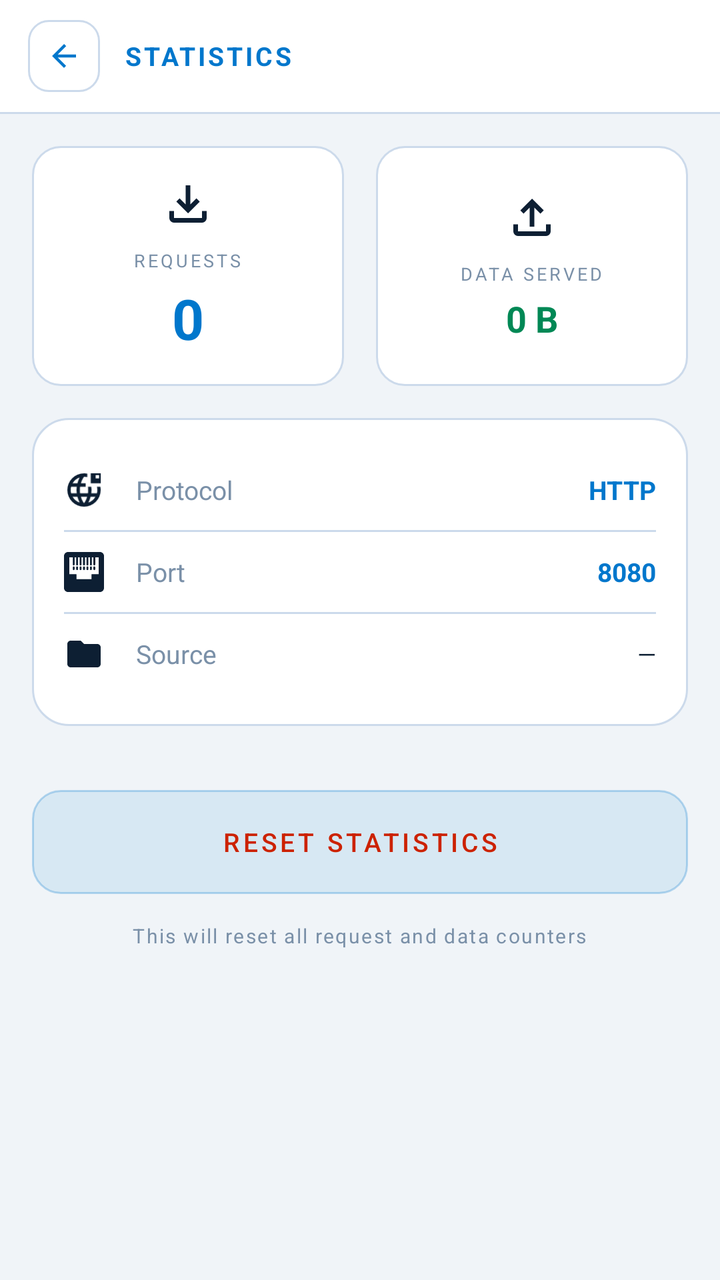
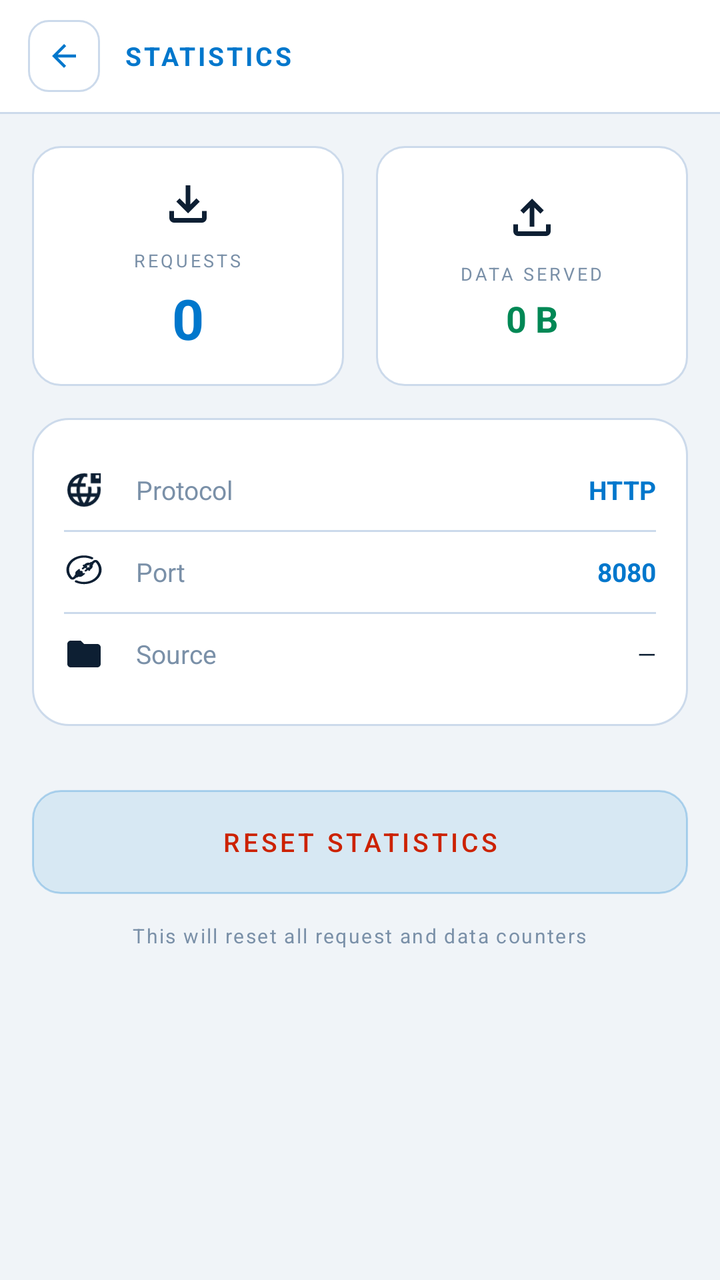

The first picture is an Android layout as it rendered before a commit; the second is the same layout after the commit. The layout source and the unified diff follow.
<!-- AndroidManifest.xml: application theme Theme.HostMaster -->
<!-- res/layout/activity_stats.xml -->
<?xml version="1.0" encoding="utf-8"?>
<LinearLayout xmlns:android="http://schemas.android.com/apk/res/android"
    android:layout_width="match_parent" android:layout_height="match_parent"
    android:orientation="vertical" android:background="@color/bg">

    
    <LinearLayout android:layout_width="match_parent" android:layout_height="56dp"
        android:orientation="horizontal" android:gravity="center_vertical"
        android:paddingStart="14dp" android:paddingEnd="14dp" android:background="@color/surface">
        
        <LinearLayout android:id="@+id/btn_back" android:layout_width="36dp"
            android:layout_height="36dp" android:background="@drawable/bg_back_btn"
            android:gravity="center" android:layout_marginEnd="12dp">
            <ImageView android:layout_width="18dp" android:layout_height="18dp" 
                android:src="@drawable/ic_back"/>
        </LinearLayout>
        
        <TextView android:layout_width="0dp" android:layout_height="wrap_content"
            android:layout_weight="1" android:text="STATISTICS"
            android:textColor="@color/accent" android:textSize="13sp"
            android:textStyle="bold" android:letterSpacing="0.1"/>
    </LinearLayout>
    
    <View android:layout_width="match_parent" android:layout_height="1dp" 
        android:background="@color/border"/>

    <ScrollView android:layout_width="match_parent" android:layout_height="match_parent"
        android:scrollbars="none" android:fillViewport="true">
        
        <LinearLayout android:layout_width="match_parent" android:layout_height="wrap_content"
            android:orientation="vertical" android:padding="16dp">

            
            <LinearLayout android:layout_width="match_parent" android:layout_height="wrap_content"
                android:orientation="horizontal" android:layout_marginBottom="16dp">

                
                <LinearLayout android:layout_width="0dp" android:layout_height="120dp"
                    android:layout_weight="1" android:orientation="vertical"
                    android:background="@drawable/bg_stat_card" android:padding="12dp"
                    android:gravity="center" android:layout_marginEnd="8dp">
                    
                    <ImageView android:layout_width="28dp" android:layout_height="28dp"
                        android:src="@drawable/ic_download" 
                        android:layout_marginBottom="8dp"/>
                    
                    <TextView android:layout_width="wrap_content" android:layout_height="wrap_content"
                        android:text="REQUESTS" android:textColor="@color/text_muted"
                        android:textSize="9sp" android:letterSpacing="0.15" 
                        android:layout_marginBottom="4dp"/>
                    
                    <TextView android:id="@+id/tv_total_req" android:layout_width="wrap_content"
                        android:layout_height="wrap_content" android:text="0"
                        android:textColor="@color/accent" android:textSize="28sp" 
                        android:textStyle="bold"/>
                </LinearLayout>

                
                <LinearLayout android:layout_width="0dp" android:layout_height="120dp"
                    android:layout_weight="1" android:orientation="vertical"
                    android:background="@drawable/bg_stat_card" android:padding="12dp"
                    android:gravity="center" android:layout_marginStart="8dp">
                    
                    <ImageView android:layout_width="28dp" android:layout_height="28dp"
                        android:src="@drawable/ic_upload"
                        android:layout_marginBottom="8dp"/>
                    
                    <TextView android:layout_width="wrap_content" android:layout_height="wrap_content"
                        android:text="DATA SERVED" android:textColor="@color/text_muted"
                        android:textSize="9sp" android:letterSpacing="0.15" 
                        android:layout_marginBottom="4dp"/>
                    
                    <TextView android:id="@+id/tv_total_bytes" android:layout_width="wrap_content"
                        android:layout_height="wrap_content" android:text="0 B"
                        android:textColor="@color/col_green" android:textSize="18sp" 
                        android:textStyle="bold" android:maxLines="1"/>
                </LinearLayout>
            </LinearLayout>

            
            <LinearLayout android:layout_width="match_parent" android:layout_height="wrap_content"
                android:orientation="vertical" android:background="@drawable/bg_card"
                android:padding="16dp" android:layout_marginBottom="24dp">

                
                <LinearLayout android:layout_width="match_parent" android:layout_height="wrap_content"
                    android:orientation="horizontal" android:gravity="center_vertical"
                    android:paddingTop="10dp" android:paddingBottom="10dp">
                    
                    <ImageView android:layout_width="20dp" android:layout_height="20dp"
                        android:src="@drawable/ic_bring_your_own_ip"
                        android:layout_marginEnd="16dp"/>
                    
                    <TextView android:layout_width="0dp" android:layout_height="wrap_content"
                        android:layout_weight="1" android:text="Protocol"
                        android:textColor="@color/text_muted" android:textSize="13sp"/>
                    
                    <TextView android:id="@+id/tv_protocol" android:layout_width="wrap_content"
                        android:layout_height="wrap_content" android:text="HTTP"
                        android:textColor="@color/accent" android:textSize="13sp" 
                        android:textStyle="bold"/>
                </LinearLayout>

                <View android:layout_width="match_parent" android:layout_height="1dp"
                    android:background="@color/border"/>

                
                <LinearLayout android:layout_width="match_parent" android:layout_height="wrap_content"
                    android:orientation="horizontal" android:gravity="center_vertical"
                    android:paddingTop="10dp" android:paddingBottom="10dp">
                    
                    <ImageView android:layout_width="20dp" android:layout_height="20dp"
                        android:src="@drawable/ic_ethernet"
                        android:layout_marginEnd="16dp"/>
                    
                    <TextView android:layout_width="0dp" android:layout_height="wrap_content"
                        android:layout_weight="1" android:text="Port"
                        android:textColor="@color/text_muted" android:textSize="13sp"/>
                    
                    <TextView android:id="@+id/tv_port" android:layout_width="wrap_content"
                        android:layout_height="wrap_content" android:text="8080"
                        android:textColor="@color/accent" android:textSize="13sp" 
                        android:textStyle="bold"/>
                </LinearLayout>

                <View android:layout_width="match_parent" android:layout_height="1dp"
                    android:background="@color/border"/>

                
                <LinearLayout android:layout_width="match_parent" android:layout_height="wrap_content"
                    android:orientation="horizontal" android:gravity="center_vertical"
                    android:paddingTop="10dp" android:paddingBottom="10dp">
                    
                    <ImageView android:layout_width="20dp" android:layout_height="20dp"
                        android:src="@drawable/ic_folder"
                        android:layout_marginEnd="16dp"/>
                    
                    <TextView android:layout_width="0dp" android:layout_height="wrap_content"
                        android:layout_weight="1" android:text="Source"
                        android:textColor="@color/text_muted" android:textSize="13sp"/>
                    
                    <TextView android:id="@+id/tv_folder" android:layout_width="wrap_content"
                        android:layout_height="wrap_content" android:text="—"
                        android:textColor="@color/text_primary" android:textSize="12sp"
                        android:maxLines="1" android:ellipsize="start"/>
                </LinearLayout>
            </LinearLayout>

            
            <LinearLayout android:layout_width="match_parent" android:layout_height="wrap_content"
                android:orientation="vertical" android:layout_marginTop="8dp"
                android:layout_marginBottom="24dp">
                
                <Button android:id="@+id/btn_reset"
                    android:layout_width="match_parent" android:layout_height="52dp"
                    android:text="RESET STATISTICS" 
                    android:textColor="@color/col_red"
                    android:textSize="13sp" android:letterSpacing="0.12"
                    android:background="@drawable/bg_reset_btn"
                    android:stateListAnimator="@null"/>
                
                <TextView android:layout_width="wrap_content" android:layout_height="wrap_content"
                    android:layout_gravity="center" android:layout_marginTop="14dp"
                    android:text="This will reset all request and data counters"
                    android:textColor="@color/text_muted" android:textSize="10sp"
                    android:letterSpacing="0.08"/>
            </LinearLayout>

        </LinearLayout>
    </ScrollView>
</LinearLayout>
<!-- resources referenced by this layout -->
<resources>
  <color name="accent">#0077CC</color>
  <color name="bg">#F0F4F8</color>
  <color name="border">#CCDAEB</color>
  <color name="col_green">#008855</color>
  <color name="col_red">#CC2200</color>
  <color name="surface">#FFFFFF</color>
  <color name="text_muted">#7A90A8</color>
  <color name="text_primary">#0D1F33</color>
  <!-- drawable bg_back_btn (drawable) -->
  <?xml version="1.0" encoding="utf-8"?>
  <shape xmlns:android="http://schemas.android.com/apk/res/android" android:shape="rectangle">
      <solid android:color="@color/surface" />
      <stroke android:width="1dp" android:color="@color/border" />
      <corners android:radius="10dp" />
  </shape>
  <!-- drawable bg_card (drawable) -->
  <?xml version="1.0" encoding="utf-8"?>
  <shape xmlns:android="http://schemas.android.com/apk/res/android" android:shape="rectangle">
      <solid android:color="@color/card" />
      <stroke android:width="1dp" android:color="@color/border" />
      <corners android:radius="18dp" />
  </shape>
  <!-- drawable bg_reset_btn (drawable) -->
  <?xml version="1.0" encoding="utf-8"?>
  <shape xmlns:android="http://schemas.android.com/apk/res/android" android:shape="rectangle">
      <solid android:color="#1ACC2200" />
      <stroke android:width="1dp" android:color="#44CC2200" />
      <corners android:radius="14dp" />
  </shape>
  <!-- drawable bg_stat_card (drawable) -->
  <?xml version="1.0" encoding="utf-8"?>
  <shape xmlns:android="http://schemas.android.com/apk/res/android" android:shape="rectangle">
      <solid android:color="@color/card" />
      <stroke android:width="1dp" android:color="@color/border" />
      <corners android:radius="14dp" />
  </shape>
  <!-- drawable ic_back (drawable) -->
  <vector xmlns:android="http://schemas.android.com/apk/res/android" android:width="24dp" android:height="24dp" android:viewportWidth="24" android:viewportHeight="24">
      <path android:fillColor="@color/accent" android:pathData="M20,11H7.83l5.59,-5.59L12,4l-8,8 8,8 1.41,-1.41L7.83,13H20v-2z"/>
  </vector>
  <!-- drawable ic_download (drawable) -->
  <?xml version="1.0" encoding="utf-8"?>
  <vector xmlns:android="http://schemas.android.com/apk/res/android"
      android:height="24dp"
      android:width="24dp"
      android:viewportWidth="960.0"
      android:viewportHeight="960.0">
      <path
          android:fillColor="@color/text_primary"
          android:pathData="M480,640 L280,440l56,-58 104,104v-326h80v326l104,-104 56,58 -200,200ZM240,800q-33,0 -56.5,-23.5T160,720v-120h80v120h480v-120h80v120q0,33 -23.5,56.5T720,800L240,800Z" />
  </vector>
  <!-- drawable ic_ethernet: vector/xml drawable (drawable, 2464 chars, omitted) -->
  <!-- drawable ic_folder (drawable) -->
  <vector xmlns:android="http://schemas.android.com/apk/res/android" android:width="22dp" android:height="22dp" android:viewportWidth="24" android:viewportHeight="24">
      <path android:fillColor="@color/text_primary" android:pathData="M10,4H4C2.9,4 2,4.9 2,6v12c0,1.1 0.9,2 2,2h16c1.1,0 2,-0.9 2,-2V8c0,-1.1 -0.9,-2 -2,-2h-8l-2,-2z"/>
  </vector>
  <style name="Theme.HostMaster" parent="Theme.Material3.Light.NoActionBar">
          <item name="android:statusBarColor">@color/bg</item>
          <item name="android:navigationBarColor">@color/bg</item>
          <item name="android:windowLightStatusBar">true</item>
          <item name="android:colorBackground">@color/bg</item>
          <item name="colorPrimary">@color/accent</item>
          <item name="colorSurface">@color/surface</item>
          <item name="colorOnSurface">@color/text_primary</item>
      </style>
  <color name="card">#FFFFFF</color>
  <!-- unchanged entries left out for length: 2 -->
</resources>

<!-- the commit's change to res/layout/activity_stats.xml (unified diff, before → after) -->
@@ -110,7 +110,7 @@
                     android:paddingTop="10dp" android:paddingBottom="10dp">
                     
                     <ImageView android:layout_width="20dp" android:layout_height="20dp"
-                        android:src="@drawable/ic_ethernet"
+                        android:src="@drawable/ic_port"
                         android:layout_marginEnd="16dp"/>
                     
                     <TextView android:layout_width="0dp" android:layout_height="wrap_content"
<!-- resource entries referenced after the edit -->
@@ -51,11 +51,11 @@
           android:fillColor="@color/text_primary"
           android:pathData="M480,640 L280,440l56,-58 104,104v-326h80v326l104,-104 56,58 -200,200ZM240,800q-33,0 -56.5,-23.5T160,720v-120h80v120h480v-120h80v120q0,33 -23.5,56.5T720,800L240,800Z" />
   </vector>
-  <!-- drawable ic_ethernet: vector/xml drawable (drawable, 2464 chars, omitted) -->
   <!-- drawable ic_folder (drawable) -->
   <vector xmlns:android="http://schemas.android.com/apk/res/android" android:width="22dp" android:height="22dp" android:viewportWidth="24" android:viewportHeight="24">
       <path android:fillColor="@color/text_primary" android:pathData="M10,4H4C2.9,4 2,4.9 2,6v12c0,1.1 0.9,2 2,2h16c1.1,0 2,-0.9 2,-2V8c0,-1.1 -0.9,-2 -2,-2h-8l-2,-2z"/>
   </vector>
+  <!-- drawable ic_port: vector/xml drawable (drawable, 2634 chars, omitted) -->
   <style name="Theme.HostMaster" parent="Theme.Material3.Light.NoActionBar">
           <item name="android:statusBarColor">@color/bg</item>
           <item name="android:navigationBarColor">@color/bg</item>
@@ -64,6 +64,7 @@
           <item name="colorPrimary">@color/accent</item>
           <item name="colorSurface">@color/surface</item>
           <item name="colorOnSurface">@color/text_primary</item>
+          
       </style>
   <color name="card">#FFFFFF</color>
   <!-- unchanged entries left out for length: 2 -->
